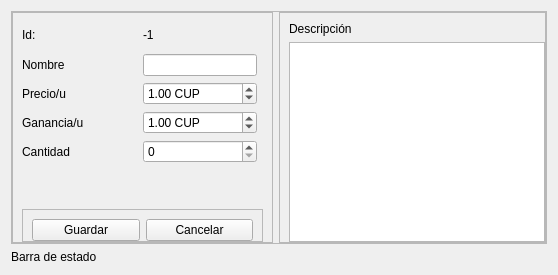
Qt form view/ui/product_form.ui (R0land013/blue-pos) before a commit.
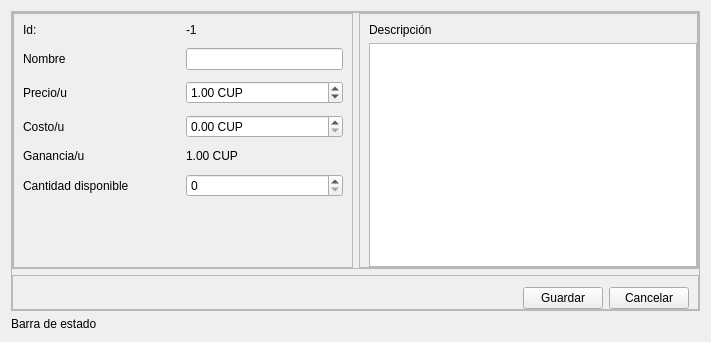
The same form after that commit.

Commit message:
Feat: Añadido el coste al proceso de insertar un nuevo producto en el formulario de producto
	La ganancia se eliminó y quedó como un label que cambia de valor si cambian el precio o el
	costo.
	Se añadió un mensaje de advertencia para el caso en el que se trate de insertar un producto
	que genera pérdidas o no genera ganancias.

```diff
--- a/view/ui/product_form.ui
+++ b/view/ui/product_form.ui
@@ -6,8 +6,8 @@
    <rect>
     <x>0</x>
     <y>0</y>
-    <width>558</width>
-    <height>275</height>
+    <width>711</width>
+    <height>342</height>
    </rect>
   </property>
   <property name="windowTitle">
@@ -22,6 +22,27 @@
      <property name="frameShadow">
       <enum>QFrame::Raised</enum>
      </property>
+     <layout class="QVBoxLayout" name="verticalLayout_3">
+      <property name="leftMargin">
+       <number>0</number>
+      </property>
+      <property name="topMargin">
+       <number>0</number>
+      </property>
+      <property name="rightMargin">
+       <number>0</number>
+      </property>
+      <property name="bottomMargin">
+       <number>0</number>
+      </property>
+      <item>
+       <widget class="QFrame" name="other_frame">
+        <property name="frameShape">
+         <enum>QFrame::StyledPanel</enum>
+        </property>
+        <property name="frameShadow">
+         <enum>QFrame::Raised</enum>
+        </property>
      <layout class="QHBoxLayout" name="horizontalLayout_3">
       <property name="leftMargin">
        <number>0</number>
@@ -47,17 +68,13 @@
          <property name="bottomMargin">
           <number>0</number>
          </property>
-         <item row="1" column="0">
-          <widget class="QLabel" name="label">
-           <property name="text">
-            <string>Nombre</string>
-           </property>
-          </widget>
-         </item>
+            <property name="verticalSpacing">
+             <number>11</number>
+            </property>
          <item row="0" column="1">
           <widget class="QLabel" name="id_value_label">
            <property name="sizePolicy">
-            <sizepolicy hsizetype="MinimumExpanding" vsizetype="MinimumExpanding">
+               <sizepolicy hsizetype="MinimumExpanding" vsizetype="Maximum">
              <horstretch>0</horstretch>
              <verstretch>0</verstretch>
             </sizepolicy>
@@ -67,6 +84,13 @@
            </property>
           </widget>
          </item>
+            <item row="4" column="0">
+             <widget class="QLabel" name="label_6">
+              <property name="text">
+               <string>Ganancia/u</string>
+              </property>
+             </widget>
+            </item>
          <item row="1" column="1">
           <widget class="QLineEdit" name="name_line_edit">
            <property name="maxLength">
@@ -81,33 +105,10 @@
            </property>
           </widget>
          </item>
-         <item row="3" column="0">
-          <widget class="QLabel" name="label_6">
-           <property name="text">
-            <string>Ganancia/u</string>
-           </property>
-          </widget>
-         </item>
-         <item row="3" column="1">
-          <widget class="QDoubleSpinBox" name="profit_spin_box">
-           <property name="prefix">
-            <string/>
-           </property>
-           <property name="suffix">
-            <string> CUP</string>
-           </property>
-           <property name="maximum">
-            <double>1000000.000000000000000</double>
-           </property>
-           <property name="value">
-            <double>1.000000000000000</double>
-           </property>
-          </widget>
-         </item>
          <item row="0" column="0">
           <widget class="QLabel" name="id_label">
            <property name="sizePolicy">
-            <sizepolicy hsizetype="MinimumExpanding" vsizetype="MinimumExpanding">
+               <sizepolicy hsizetype="Expanding" vsizetype="Maximum">
              <horstretch>0</horstretch>
              <verstretch>0</verstretch>
             </sizepolicy>
@@ -117,19 +118,6 @@
            </property>
           </widget>
          </item>
-         <item row="4" column="1">
-          <widget class="QSpinBox" name="quantity_spin_box">
-           <property name="autoFillBackground">
-            <bool>false</bool>
-           </property>
-           <property name="maximum">
-            <number>1000000</number>
-           </property>
-           <property name="displayIntegerBase">
-            <number>10</number>
-           </property>
-          </widget>
-         </item>
          <item row="2" column="1">
           <widget class="QDoubleSpinBox" name="price_spin_box">
            <property name="suffix">
@@ -146,53 +134,65 @@
            </property>
           </widget>
          </item>
-         <item row="4" column="0">
+            <item row="5" column="0">
           <widget class="QLabel" name="label_9">
            <property name="text">
-            <string>Cantidad</string>
+               <string>Cantidad disponible</string>
            </property>
           </widget>
          </item>
-         <item row="6" column="0" colspan="3">
-          <widget class="QFrame" name="frame_3">
-           <property name="frameShape">
-            <enum>QFrame::StyledPanel</enum>
-           </property>
-           <property name="frameShadow">
-            <enum>QFrame::Raised</enum>
-           </property>
-           <layout class="QHBoxLayout" name="horizontalLayout">
-            <property name="bottomMargin">
-             <number>0</number>
-            </property>
-            <item>
-             <widget class="QPushButton" name="save_button">
-              <property name="cursor">
-               <cursorShape>PointingHandCursor</cursorShape>
-              </property>
-              <property name="text">
-               <string>Guardar</string>
-              </property>
-             </widget>
-            </item>
-            <item>
-             <widget class="QPushButton" name="cancel_button">
-              <property name="cursor">
-               <cursorShape>PointingHandCursor</cursorShape>
-              </property>
-              <property name="text">
-               <string>Cancelar</string>
-              </property>
-             </widget>
-            </item>
-           </layout>
-          </widget>
-         </item>
          <item row="5" column="1">
+             <widget class="QSpinBox" name="quantity_spin_box">
+              <property name="autoFillBackground">
+               <bool>false</bool>
+              </property>
+              <property name="maximum">
+               <number>1000000</number>
+              </property>
+              <property name="displayIntegerBase">
+               <number>10</number>
+              </property>
+             </widget>
+            </item>
+            <item row="1" column="0">
+             <widget class="QLabel" name="label">
+              <property name="text">
+               <string>Nombre</string>
+              </property>
+             </widget>
+            </item>
+            <item row="3" column="1">
+             <widget class="QDoubleSpinBox" name="cost_spin_box">
+              <property name="suffix">
+               <string> CUP</string>
+              </property>
+              <property name="maximum">
+               <double>1000000000000000000.000000000000000</double>
+              </property>
+             </widget>
+            </item>
+            <item row="3" column="0">
+             <widget class="QLabel" name="label_2">
+              <property name="text">
+               <string>Costo/u</string>
+              </property>
+             </widget>
+            </item>
+            <item row="4" column="1">
+             <widget class="QLabel" name="profit_value_label">
+              <property name="text">
+               <string>1.00 CUP</string>
+              </property>
+             </widget>
+            </item>
+            <item row="6" column="1">
           <spacer name="verticalSpacer">
            <property name="orientation">
             <enum>Qt::Vertical</enum>
            </property>
+              <property name="sizeType">
+               <enum>QSizePolicy::Expanding</enum>
+              </property>
            <property name="sizeHint" stdset="0">
             <size>
              <width>20</width>
@@ -243,6 +243,60 @@
     </widget>
    </item>
    <item>
+       <widget class="QFrame" name="frame_3">
+        <property name="frameShape">
+         <enum>QFrame::StyledPanel</enum>
+        </property>
+        <property name="frameShadow">
+         <enum>QFrame::Raised</enum>
+        </property>
+        <layout class="QHBoxLayout" name="horizontalLayout">
+         <property name="topMargin">
+          <number>11</number>
+         </property>
+         <property name="bottomMargin">
+          <number>0</number>
+         </property>
+         <item>
+          <spacer name="horizontalSpacer">
+           <property name="orientation">
+            <enum>Qt::Horizontal</enum>
+           </property>
+           <property name="sizeHint" stdset="0">
+            <size>
+             <width>40</width>
+             <height>20</height>
+            </size>
+           </property>
+          </spacer>
+         </item>
+         <item>
+          <widget class="QPushButton" name="save_button">
+           <property name="cursor">
+            <cursorShape>PointingHandCursor</cursorShape>
+           </property>
+           <property name="text">
+            <string>Guardar</string>
+           </property>
+          </widget>
+         </item>
+         <item>
+          <widget class="QPushButton" name="cancel_button">
+           <property name="cursor">
+            <cursorShape>PointingHandCursor</cursorShape>
+           </property>
+           <property name="text">
+            <string>Cancelar</string>
+           </property>
+          </widget>
+         </item>
+        </layout>
+       </widget>
+      </item>
+     </layout>
+    </widget>
+   </item>
+   <item>
     <widget class="QLabel" name="state_bar_label">
      <property name="text">
       <string>Barra de estado</string>
```
Left out of the diff: 1 changed line with no effect on the pictures. Lines whose indentation alone changed are shown as unchanged. The commit also changes 2 other files.
